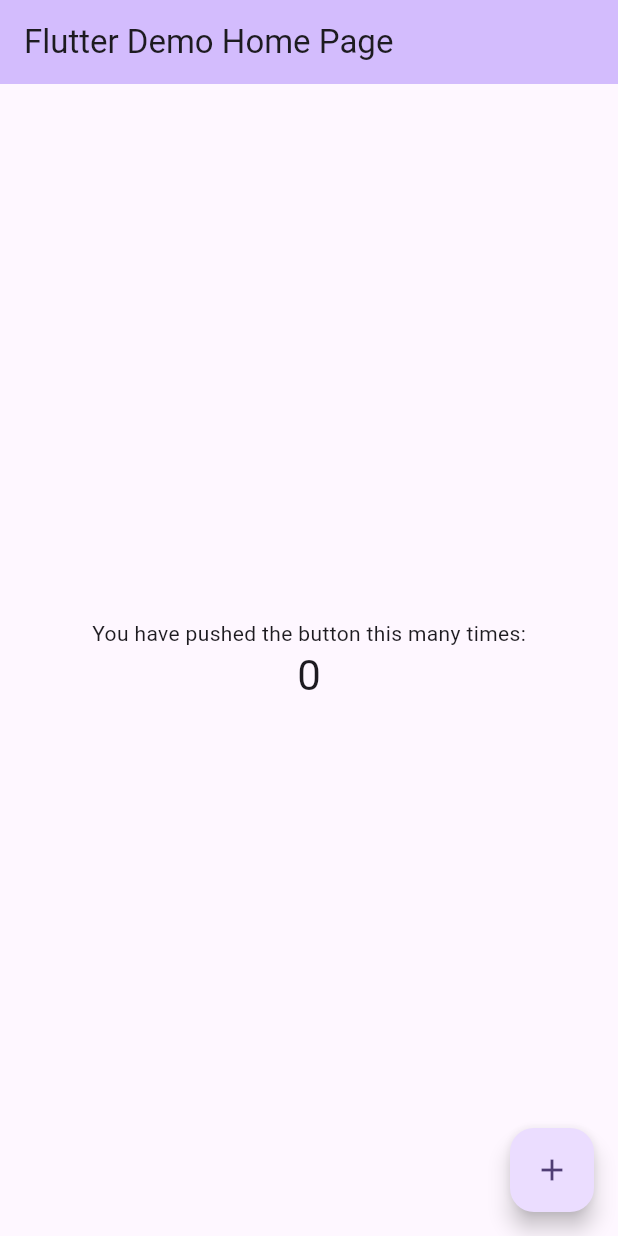
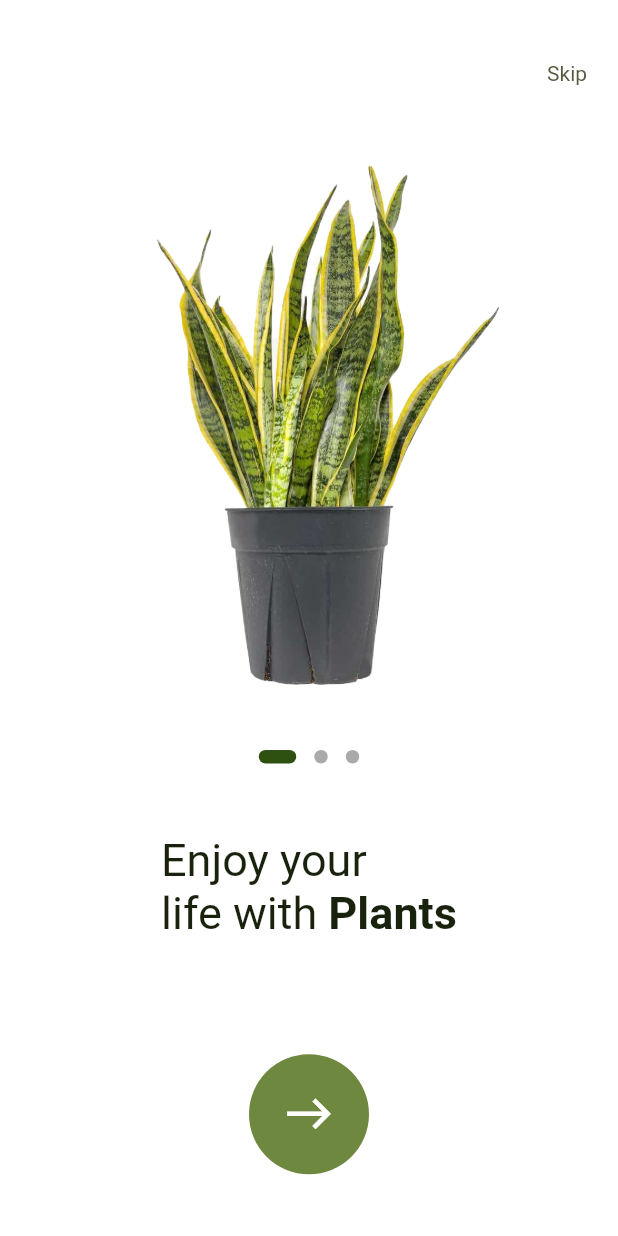
Before and after one commit to KashifUmar123/plant_app_ui, a Flutter app: the screen it shows after launch, on a phone screen of 412 x 824 dp. Run offline on Flutter 3.47's test engine with Material 2 defaults, Android fonts, the phone set to English and light mode, and no system bars.

Commit message:
onboarding ui completed

```diff
--- a/lib/main.dart
+++ b/lib/main.dart
@@ -1,125 +1,18 @@
 import 'package:flutter/material.dart';
+import 'package:plant_app_ui/screens/onboarding_screen.dart';
 
 void main() {
-  runApp(const MyApp());
+  runApp(const PlantApp());
 }
 
-class MyApp extends StatelessWidget {
-  const MyApp({super.key});
+class PlantApp extends StatelessWidget {
+  const PlantApp({super.key});
 
-  // This widget is the root of your application.
   @override
   Widget build(BuildContext context) {
-    return MaterialApp(
-      title: 'Flutter Demo',
-      theme: ThemeData(
-        // This is the theme of your application.
-        //
-        // TRY THIS: Try running your application with "flutter run". You'll see
-        // the application has a blue toolbar. Then, without quitting the app,
-        // try changing the seedColor in the colorScheme below to Colors.green
-        // and then invoke "hot reload" (save your changes or press the "hot
-        // reload" button in a Flutter-supported IDE, or press "r" if you used
-        // the command line to start the app).
-        //
-        // Notice that the counter didn't reset back to zero; the application
-        // state is not lost during the reload. To reset the state, use hot
-        // restart instead.
-        //
-        // This works for code too, not just values: Most code changes can be
-        // tested with just a hot reload.
-        colorScheme: ColorScheme.fromSeed(seedColor: Colors.deepPurple),
-        useMaterial3: true,
-      ),
-      home: const MyHomePage(title: 'Flutter Demo Home Page'),
+    return const MaterialApp(
+      debugShowCheckedModeBanner: false,
+      home: OnboardingScreen(),
     );
   }
 }
-
-class MyHomePage extends StatefulWidget {
-  const MyHomePage({super.key, required this.title});
-
-  // This widget is the home page of your application. It is stateful, meaning
-  // that it has a State object (defined below) that contains fields that affect
-  // how it looks.
-
-  // This class is the configuration for the state. It holds the values (in this
-  // case the title) provided by the parent (in this case the App widget) and
-  // used by the build method of the State. Fields in a Widget subclass are
-  // always marked "final".
-
-  final String title;
-
-  @override
-  State<MyHomePage> createState() => _MyHomePageState();
-}
-
-class _MyHomePageState extends State<MyHomePage> {
-  int _counter = 0;
-
-  void _incrementCounter() {
-    setState(() {
-      // This call to setState tells the Flutter framework that something has
-      // changed in this State, which causes it to rerun the build method below
-      // so that the display can reflect the updated values. If we changed
-      // _counter without calling setState(), then the build method would not be
-      // called again, and so nothing would appear to happen.
-      _counter++;
-    });
-  }
-
-  @override
-  Widget build(BuildContext context) {
-    // This method is rerun every time setState is called, for instance as done
-    // by the _incrementCounter method above.
-    //
-    // The Flutter framework has been optimized to make rerunning build methods
-    // fast, so that you can just rebuild anything that needs updating rather
-    // than having to individually change instances of widgets.
-    return Scaffold(
-      appBar: AppBar(
-        // TRY THIS: Try changing the color here to a specific color (to
-        // Colors.amber, perhaps?) and trigger a hot reload to see the AppBar
-        // change color while the other colors stay the same.
-        backgroundColor: Theme.of(context).colorScheme.inversePrimary,
-        // Here we take the value from the MyHomePage object that was created by
-        // the App.build method, and use it to set our appbar title.
-        title: Text(widget.title),
-      ),
-      body: Center(
-        // Center is a layout widget. It takes a single child and positions it
-        // in the middle of the parent.
-        child: Column(
-          // Column is also a layout widget. It takes a list of children and
-          // arranges them vertically. By default, it sizes itself to fit its
-          // children horizontally, and tries to be as tall as its parent.
-          //
-          // Column has various properties to control how it sizes itself and
-          // how it positions its children. Here we use mainAxisAlignment to
-          // center the children vertically; the main axis here is the vertical
-          // axis because Columns are vertical (the cross axis would be
-          // horizontal).
-          //
-          // TRY THIS: Invoke "debug painting" (choose the "Toggle Debug Paint"
-          // action in the IDE, or press "p" in the console), to see the
-          // wireframe for each widget.
-          mainAxisAlignment: MainAxisAlignment.center,
-          children: <Widget>[
-            const Text(
-              'You have pushed the button this many times:',
-            ),
-            Text(
-              '$_counter',
-              style: Theme.of(context).textTheme.headlineMedium,
-            ),
-          ],
-        ),
-      ),
-      floatingActionButton: FloatingActionButton(
-        onPressed: _incrementCounter,
-        tooltip: 'Increment',
-        child: const Icon(Icons.add),
-      ), // This trailing comma makes auto-formatting nicer for build methods.
-    );
-  }
-}
--- /dev/null
+++ b/lib/models/onboarding_model.dart
@@ -0,0 +1,12 @@
+// ignore_for_file: public_member_api_docs, sort_constructors_first
+import 'package:flutter/material.dart';
+
+class OnboardingModel {
+  Widget title;
+  String image;
+
+  OnboardingModel({
+    required this.title,
+    required this.image,
+  });
+}
--- a/lib/screens/onboarding_screen.dart
+++ b/lib/screens/onboarding_screen.dart
@@ -0,0 +1,181 @@
+import 'dart:async';
+import 'package:flutter/material.dart';
+import 'package:plant_app_ui/models/onboarding_model.dart';
+import 'package:plant_app_ui/screens/widgets/onboarding_content_widget.dart';
+import 'package:plant_app_ui/utils/app_colors.dart';
+import 'package:plant_app_ui/utils/app_images.dart';
+import 'package:plant_app_ui/utils/extensions/get_szie_extension.dart';
+
+class OnboardingScreen extends StatefulWidget {
+  const OnboardingScreen({super.key});
+
+  @override
+  State<OnboardingScreen> createState() => _OnboardingScreenState();
+}
+
+class _OnboardingScreenState extends State<OnboardingScreen> {
+  // onboarding data list
+  List<OnboardingModel> data = [
+    OnboardingModel(
+      title: RichText(
+        text: const TextSpan(
+          children: [
+            TextSpan(
+              text: "Enjoy your \nlife with ",
+              style: TextStyle(
+                color: blackColor,
+                fontSize: 30,
+              ),
+            ),
+            TextSpan(
+              text: "Plants",
+              style: TextStyle(
+                color: blackColor,
+                fontSize: 30,
+                fontWeight: FontWeight.bold,
+              ),
+            ),
+          ],
+        ),
+      ),
+      image: AppImages.p1,
+    ),
+    OnboardingModel(
+      title: RichText(
+        text: const TextSpan(
+          children: [
+            TextSpan(
+              text: "Enjoy your \nlife with ",
+              style: TextStyle(
+                color: blackColor,
+                fontSize: 30,
+              ),
+            ),
+            TextSpan(
+              text: "Lucky Jade",
+              style: TextStyle(
+                color: blackColor,
+                fontSize: 30,
+                fontWeight: FontWeight.bold,
+              ),
+            ),
+          ],
+        ),
+      ),
+      image: AppImages.p2,
+    ),
+    OnboardingModel(
+      title: RichText(
+        text: const TextSpan(
+          children: [
+            TextSpan(
+              text: "Enjoy your \nlife with ",
+              style: TextStyle(
+                color: blackColor,
+                fontSize: 30,
+              ),
+            ),
+            TextSpan(
+              text: "Cactus",
+              style: TextStyle(
+                color: blackColor,
+                fontSize: 30,
+                fontWeight: FontWeight.bold,
+              ),
+            ),
+          ],
+        ),
+      ),
+      image: AppImages.p3,
+    ),
+  ];
+
+  // to track current index of the content
+  int currentIndex = 0;
+  // total context pages in the list [0-2] total 3
+  int totalPages = 2;
+  // for opacity animation
+  bool showData = true;
+
+  @override
+  Widget build(BuildContext context) {
+    return Scaffold(
+      backgroundColor: whiteColor,
+      body: SizedBox(
+        height: context.height,
+        width: context.width,
+        child: Padding(
+          padding: EdgeInsets.symmetric(horizontal: context.width * 0.05),
+          child: Stack(
+            children: [
+              Column(
+                children: [
+                  SizedBox(
+                    height: context.height * 0.05,
+                  ),
+                  Align(
+                    alignment: Alignment.topRight,
+                    child: InkWell(
+                      onTap: () {
+                        // TODO: skip
+                      },
+                      child: const Text(
+                        "Skip",
+                        style: TextStyle(
+                          color: oliveColor,
+                        ),
+                      ),
+                    ),
+                  ),
+                  OnboardingContentWidget(
+                    onboardingModel: data[currentIndex],
+                    currentIndex: currentIndex,
+                    showData: showData,
+                  ),
+                  // _buildContent(),
+                  // _buildPage(),
+                ],
+              ),
+              Positioned(
+                bottom: context.height * 0.05,
+                left: context.width * 0.5 - context.width * 0.05 - 40,
+                child: InkWell(
+                  onTap: onPageChanged,
+                  child: Container(
+                    height: 80,
+                    width: 80,
+                    decoration: const BoxDecoration(
+                      shape: BoxShape.circle,
+                      color: greenColor,
+                    ),
+                    child: const Center(
+                      child: Icon(
+                        Icons.east,
+                        color: whiteColor,
+                        size: 35,
+                      ),
+                    ),
+                  ),
+                ),
+              ),
+            ],
+          ),
+        ),
+      ),
+    );
+  }
+
+  // handle the currentIndex
+  void onPageChanged() async {
+    if (currentIndex < totalPages) {
+      showData = false;
+      setState(() {});
+      await Future.delayed(const Duration(milliseconds: 100));
+      currentIndex++;
+      Timer(const Duration(milliseconds: 500), () {
+        showData = true;
+        setState(() {});
+      });
+    }
+  }
+}
--- /dev/null
+++ b/lib/screens/widgets/onboarding_content_widget.dart
@@ -0,0 +1,68 @@
+import 'package:dots_indicator/dots_indicator.dart';
+import 'package:flutter/material.dart';
+import 'package:plant_app_ui/models/onboarding_model.dart';
+import 'package:plant_app_ui/utils/extensions/get_szie_extension.dart';
+
+import '../../utils/app_colors.dart';
+
+class OnboardingContentWidget extends StatelessWidget {
+  const OnboardingContentWidget({
+    super.key,
+    required this.onboardingModel,
+    required this.currentIndex,
+    required this.showData,
+  });
+  final OnboardingModel onboardingModel;
+  final int currentIndex;
+  final bool showData;
+
+  @override
+  Widget build(BuildContext context) {
+    return Column(
+      children: [
+        SizedBox(
+          height: context.height * 0.05,
+        ),
+        AnimatedOpacity(
+          opacity: showData ? 1 : 0,
+          duration: const Duration(milliseconds: 200),
+          child: Image.asset(
+            onboardingModel.image,
+            height: context.height * 0.45,
+            width: double.infinity,
+            fit: BoxFit.fitHeight,
+          ),
+        ),
+        SizedBox(
+          height: context.height * 0.03,
+        ),
+        DotsIndicator(
+          dotsCount: 3,
+          position: currentIndex.toDouble(),
+          decorator: DotsDecorator(
+            color: greyColor,
+            activeColor: darkGreenColor,
+            activeSize: const Size(25.0, 9.0),
+            activeShape: RoundedRectangleBorder(borderRadius: BorderRadius.circular(5.0)),
+          ),
+        ),
+        SizedBox(
+          height: context.height * 0.05,
+        ),
+        AnimatedOpacity(
+          opacity: showData ? 1 : 0,
+          duration: const Duration(milliseconds: 200),
+          child: SizedBox(
+            width: context.width * 0.6,
+            child: Center(
+              child: onboardingModel.title,
+            ),
+          ),
+        ),
+        // SizedBox(
+        //   height: context.height * 0.05,
+        // ),
+      ],
+    );
+  }
+}
--- /dev/null
+++ b/lib/utils/app_images.dart
@@ -0,0 +1,6 @@
+class AppImages {
+  static const String basePath = "assets/images";
+  static const String p1 = "$basePath/p1.png";
+  static const String p2 = "$basePath/p2.png";
+  static const String p3 = "$basePath/p3.png";
+}
--- /dev/null
+++ b/lib/utils/extensions/get_szie_extension.dart
@@ -0,0 +1,6 @@
+import 'package:flutter/material.dart';
+
+extension GetSize on BuildContext {
+  double get height => MediaQuery.of(this).size.height;
+  double get width => MediaQuery.of(this).size.width;
+}
--- a/pubspec.yaml
+++ b/pubspec.yaml
@@ -35,6 +35,7 @@ dependencies:
   # The following adds the Cupertino Icons font to your application.
   # Use with the CupertinoIcons class for iOS style icons.
   cupertino_icons: ^1.0.2
+  dots_indicator: ^2.1.2
 
 dev_dependencies:
   flutter_test:
@@ -59,8 +60,8 @@ flutter:
   uses-material-design: true
 
   # To add assets to your application, add an assets section, like this:
-  # assets:
-  #   - images/a_dot_burr.jpeg
+  assets:
+    - assets/images/
   #   - images/a_dot_ham.jpeg
 
   # An image asset can refer to one or more resolution-specific "variants", see
```
Also changed, not shown: assets/images/p1.png (added), assets/images/p2.png (added), assets/images/p3.png (added), pubspec.lock, 7 other files.
